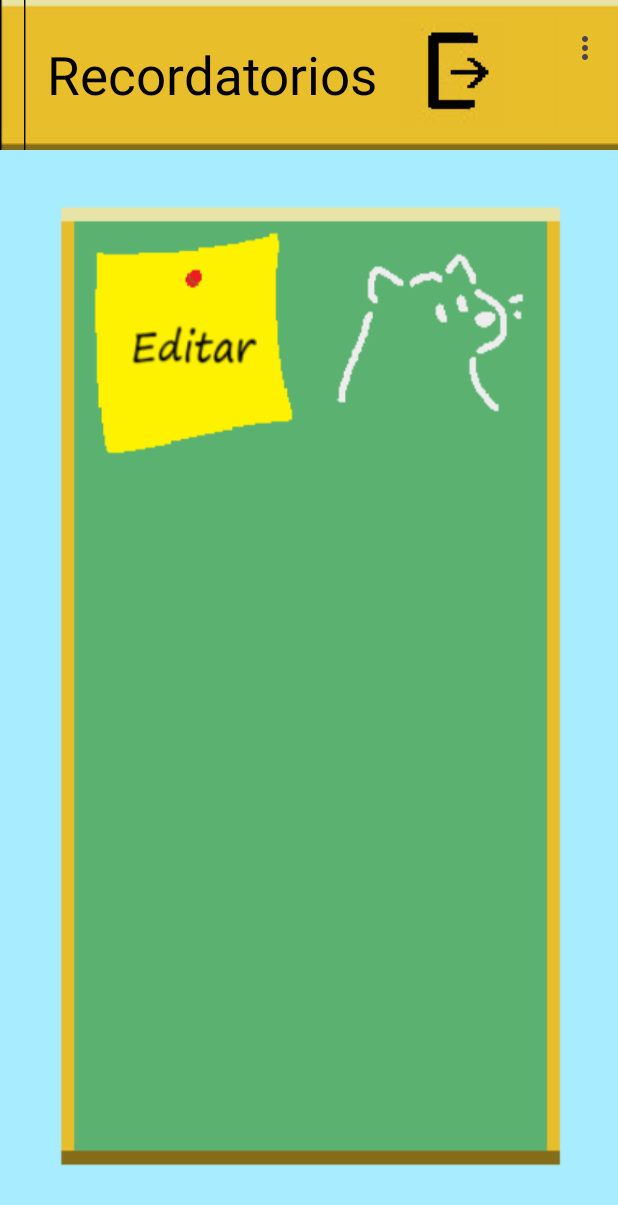
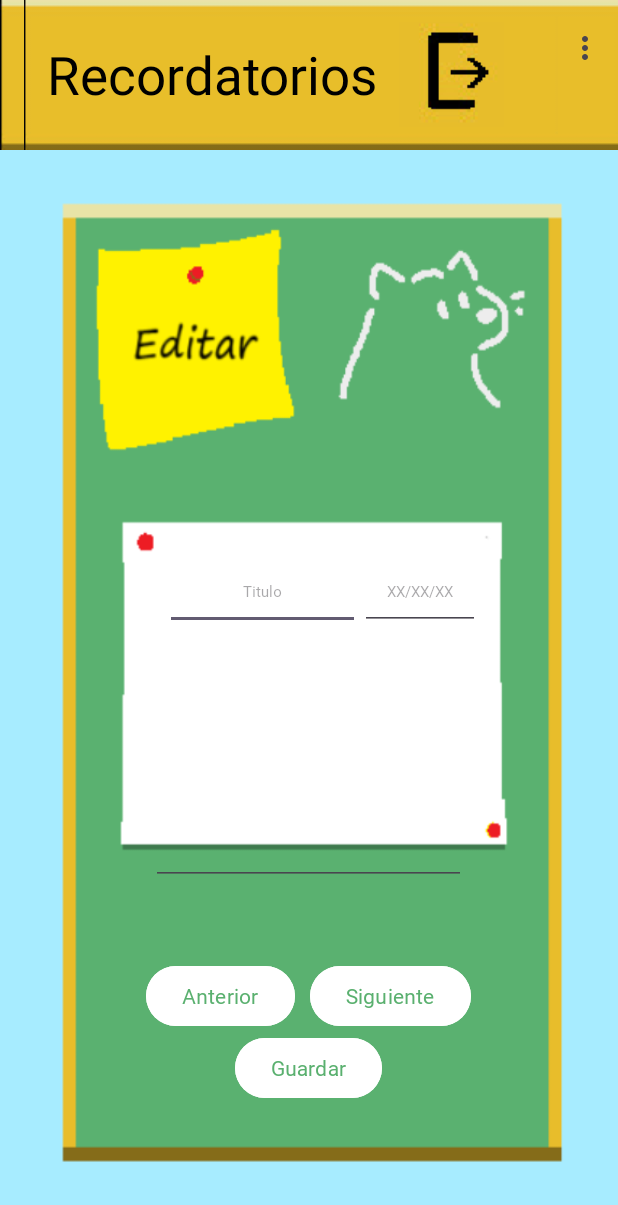
Before and after one commit to Cellulose2008/IntegradorMoviles, an Android app: the Actualizar screen opened directly, with no data from a screen before it, on a phone screen of 412 x 824 dp. Shown: the top 1205 px of the screen. Run offline under Robolectric (Android 15) with nearby library versions, the light colour scheme and no system bars; network calls fail; 3 statements that could not run were skipped.

Commit message:
Ver 2.4 actualizar

```diff
--- a/app/src/main/java/com/example/a21300626_6_proyecto/MainActivity.java
+++ b/app/src/main/java/com/example/a21300626_6_proyecto/MainActivity.java
@@ -12,9 +12,6 @@
 import androidx.annotation.NonNull;
 import androidx.appcompat.app.AppCompatActivity;
 import androidx.appcompat.widget.Toolbar;
-import androidx.core.graphics.Insets;
-import androidx.core.view.ViewCompat;
-import androidx.core.view.WindowInsetsCompat;
 
 import com.android.volley.Request;
 import com.android.volley.RequestQueue;
--- a/app/src/main/java/com/example/a21300626_6_proyecto/inicio.java
+++ b/app/src/main/java/com/example/a21300626_6_proyecto/inicio.java
@@ -56,7 +56,7 @@
     private void ingresar() {
 
         //cambia la IP por la tuya (ipconfig en cmd)
-        String url="http://192.168.100.100/ingreso.php?usr=";
+        String url="http://192.168.100.28/ingreso.php?usr=";
         url=url+usuario.getText().toString();
         url=url+"&pass=";
         url=url+contra.getText().toString();
--- a/app/src/main/java/com/example/a21300626_6_proyecto/insertarl.java
+++ b/app/src/main/java/com/example/a21300626_6_proyecto/insertarl.java
@@ -17,9 +17,6 @@
 import androidx.annotation.NonNull;
 import androidx.appcompat.app.AppCompatActivity;
 import androidx.appcompat.widget.Toolbar;
-import androidx.core.graphics.Insets;
-import androidx.core.view.ViewCompat;
-import androidx.core.view.WindowInsetsCompat;
 
 import com.android.volley.Request;
 import com.android.volley.RequestQueue;
@@ -112,7 +109,7 @@
                 @Override
                 public void onResponse(JSONObject response) {
                     try {
-                        Toast.makeText(getApplicationContext(), "Se ha creado el recordatorio", Toast.LENGTH_SHORT).show();
+                        Toast.makeText(getApplicationContext(), "Se ha creado el recordatorioIn", Toast.LENGTH_SHORT).show();
                     } catch (Exception e){
                         Log.d("3", "aqui estoy");
                         throw new RuntimeException(e);
--- a/app/src/main/java/recordatorio/recordatorio.java
+++ b/app/src/main/java/recordatorio/recordatorio.java
@@ -1,6 +1,4 @@
 package recordatorio;
-
-import java.util.Date;
 
 public class recordatorio
 {
--- a/app/src/main/res/layout/activity_actualizar.xml
+++ b/app/src/main/res/layout/activity_actualizar.xml
@@ -23,21 +23,93 @@
         android:layout_width="match_parent"
         android:layout_height="match_parent"
         android:background="@drawable/fondoeditar"
-        android:gravity="center">
+        android:orientation="vertical">
+
+        <LinearLayout
+            android:id="@+id/LL_titulo"
+            android:layout_width="match_parent"
+            android:layout_height="50dp"
+            android:orientation="horizontal"
+            android:layout_marginTop="270dp">
+
+            <LinearLayout
+                android:id="@+id/LL_Espacio"
+                android:layout_width="110dp"
+                android:layout_height="match_parent"
+                android:orientation="vertical"
+                />
+
+            <EditText
+                android:id="@+id/tituloID"
+                android:layout_width="130dp"
+                android:layout_height="match_parent"
+                android:hint="Titulo"
+                android:gravity="center"
+                android:inputType="text"
+                android:textSize="10sp"
+                android:fontFamily="@font/segoesc"
+                />
+
+            <EditText
+                android:id="@+id/fechaID"
+                android:layout_width="80dp"
+                android:layout_height="match_parent"
+                android:hint="XX/XX/XX"
+                android:gravity="center"
+                android:inputType="date"
+                android:textSize="10sp"
+                android:fontFamily="@font/segoesc"
+                />
+
+        </LinearLayout>
+
+        <EditText
+            android:id="@+id/cuerpoID"
+            android:layout_width="210dp"
+            android:layout_height="170dp"
+            android:layout_gravity="center"
+            android:gravity="top"
+            android:fontFamily="@font/segoesc"
+            android:textSize="10sp"
+            />
 
         <LinearLayout
             android:layout_width="wrap_content"
             android:layout_height="wrap_content"
-            android:gravity="center">
+            android:orientation="horizontal"
+            android:layout_gravity="center"
+            android:layout_marginTop="50dp">
 
-            <androidx.recyclerview.widget.RecyclerView
+            <Button
+                android:id="@+id/anterior"
                 android:layout_width="wrap_content"
-                android:padding="20dp"
                 android:layout_height="wrap_content"
-                android:id="@+id/rv_editar"
-                />
+                android:fontFamily="@font/segoesc"
+                android:textColor="@color/verde"
+                android:backgroundTint="@color/white"
+                android:text="Anterior"
+                android:layout_marginRight="10dp"/>
+
+            <Button
+                android:id="@+id/siguiente"
+                android:layout_width="wrap_content"
+                android:layout_height="wrap_content"
+                android:fontFamily="@font/segoesc"
+                android:textColor="@color/verde"
+                android:backgroundTint="@color/white"
+                android:text="Siguiente"/>
 
         </LinearLayout>
+
+        <Button
+            android:id="@+id/guardarCambios"
+            android:layout_width="wrap_content"
+            android:layout_height="wrap_content"
+            android:fontFamily="@font/segoesc"
+            android:textColor="@color/verde"
+            android:backgroundTint="@color/white"
+            android:text="Guardar"
+            android:layout_gravity="center"/>
 
     </LinearLayout>
 
--- a/app/src/main/res/layout/activity_insertarl.xml
+++ b/app/src/main/res/layout/activity_insertarl.xml
@@ -88,6 +88,7 @@
         android:textSize="35sp"
         android:layout_gravity="center"
         android:background="@color/purpura"
+        android:fontFamily="@font/segoesc"
         />
 
 
```
Also changed, not shown: app/src/main/java/com/example/a21300626_6_proyecto/Actualizar.java (+67 -51 lines), app/src/main/res/layout/viewholdereditar.xml (deleted, +0 -60 lines), app/src/main/res/drawable/fondoeditar.png.
